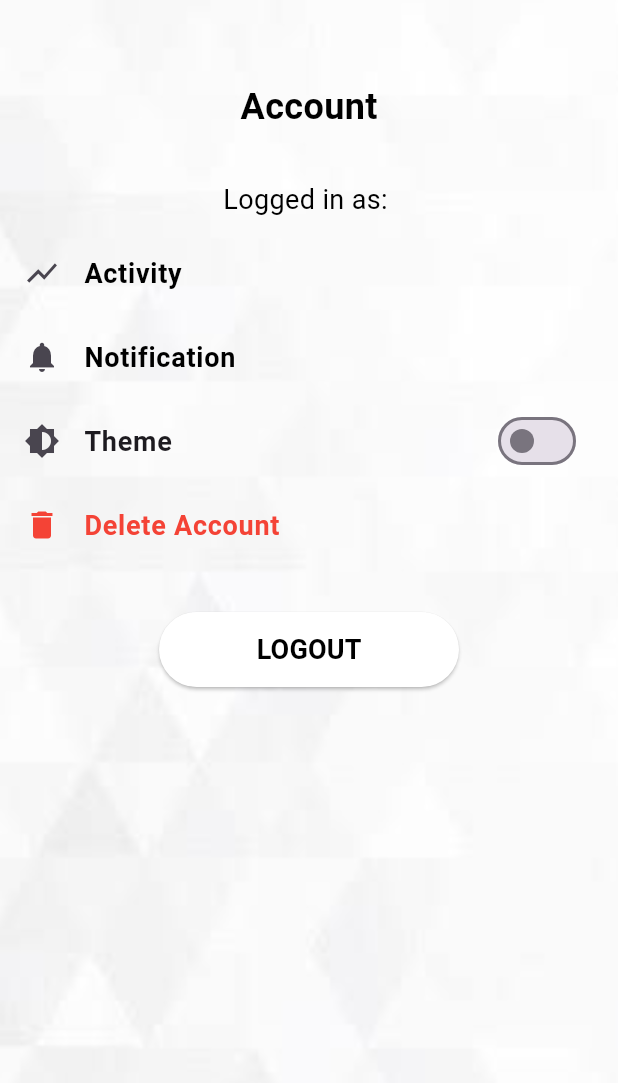
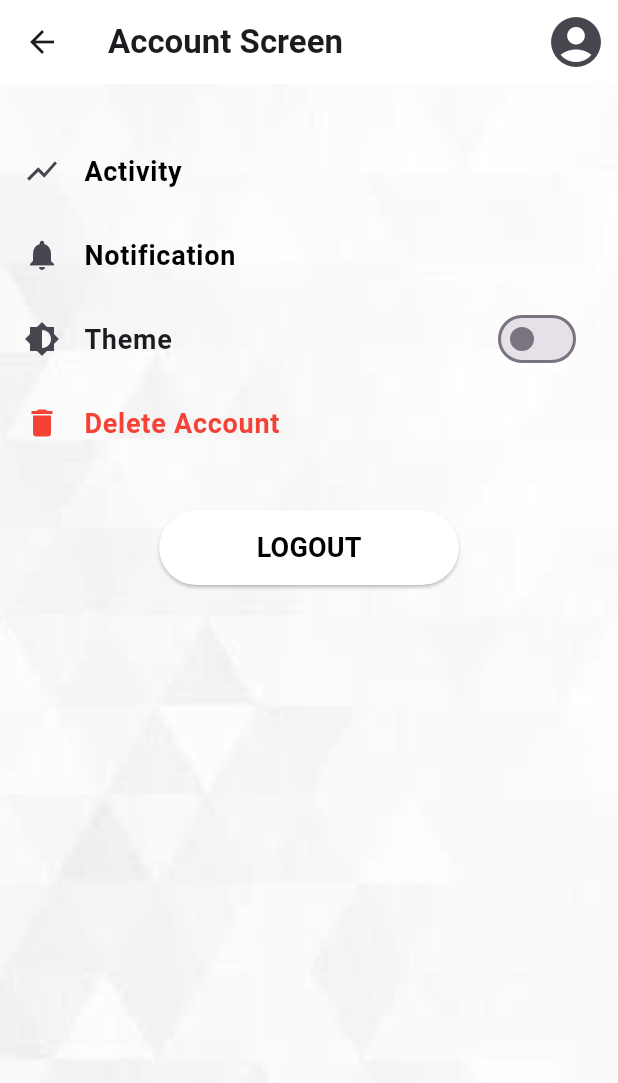
Before and after one commit to rutviknakum/we_spilit, a Flutter app: the AccountScreen screen opened directly, on a phone screen of 412 x 824 dp. Shown: the top 1083 px of the screen. Run offline on Flutter 3.47's test engine with Material 3 defaults, Android fonts, the phone set to English and light mode, and no system bars; our stand-ins replace cloud_firestore, firebase_auth, firebase_core, google_sign_in; missing offline and left inert: fuzzy; accounts and stored records are empty.

Commit message:
Many Changes

```diff
--- a/lib/Screen/AccountScreen.dart
+++ b/lib/Screen/AccountScreen.dart
@@ -17,10 +17,23 @@ class _AccountScreenState extends State<AccountScreen> {
 
   @override
   Widget build(BuildContext context) {
-    final userCredentials =
-        FirebaseAuth.instance.currentUser?.email ?? 'Unknown User';
-
     return Scaffold(
+      appBar: AppBar(
+        title: const Text(
+          'Account Screen',
+          style: TextStyle(fontWeight: FontWeight.bold),
+        ),
+        backgroundColor: Colors.white,
+        actions: [
+          IconButton(
+            icon: const Icon(Icons.account_circle),
+            iconSize: 40,
+            onPressed: () {
+              _showPopupMenu(context);
+            },
+          ),
+        ],
+      ),
       body: Stack(
         fit: StackFit.expand,
         children: [
@@ -33,35 +46,6 @@ class _AccountScreenState extends State<AccountScreen> {
             child: SingleChildScrollView(
               child: Column(
                 children: [
-                  const Padding(
-                    padding: EdgeInsets.symmetric(vertical: 24.0),
-                    child: Row(
-                      mainAxisAlignment: MainAxisAlignment.center,
-                      children: [
-                        Text(
-                          'Account',
-                          style: TextStyle(
-                            color: Colors.black,
-                            fontSize: 24,
-                            fontWeight: FontWeight.bold,
-                          ),
-                        ),
-                      ],
-                    ),
-                  ),
-                  Padding(
-                    padding: const EdgeInsets.symmetric(
-                        vertical: 8.0, horizontal: 10),
-                    child: Text(
-                      'Logged in as: $userCredentials',
-                      style: const TextStyle(
-                        color: Colors.black,
-                        fontSize: 18,
-                      ),
-                      maxLines: 1,
-                      overflow: TextOverflow.ellipsis,
-                    ),
-                  ),
                   _buildListTile(
                     context,
                     index: 0,
@@ -260,22 +244,18 @@ class _AccountScreenState extends State<AccountScreen> {
       },
     );
   }
+
+  // Function to show popup near account icon
+  void _showPopupMenu(BuildContext context) {
+    showMenu(
+      context: context,
+      position: RelativeRect.fromLTRB(100, 50, 0, 0), // Adjust the position
+      items: [
+        PopupMenuItem(
+          child: Text(
+              'Logged in as: ${FirebaseAuth.instance.currentUser?.email ?? 'Unknown User'}'),
+        ),
+      ],
+    );
+  }
 }
-
-class UserCredentials {
-  static final UserCredentials _instance = UserCredentials._internal();
-
-  String? _credentials;
-
-  factory UserCredentials() {
-    return _instance;
-  }
-
-  UserCredentials._internal();
-
-  void setCredentials(String credentials) {
-    _credentials = credentials;
-  }
-
-  String? get credentials => _credentials;
-}
--- a/lib/model/group_model.dart
+++ b/lib/model/group_model.dart
@@ -2,22 +2,28 @@ class GroupModel {
   String groupId;
   String groupName;
   String groupType;
+  List<String> friends; // Represents the list of group members
 
   GroupModel({
     required this.groupId,
     required this.groupName,
     required this.groupType,
+    required this.friends,
   });
 
+  // Factory constructor for creating a new GroupModel instance from JSON
   factory GroupModel.fromJson(Map<String, dynamic> json) => GroupModel(
         groupId: json["groupId"],
         groupName: json["groupName"],
         groupType: json["groupType"],
+        friends: List<String>.from(json["friends"] ?? []),
       );
 
+  // Method to convert the GroupModel instance to a JSON object
   Map<String, dynamic> toJson() => {
         "groupId": groupId,
         "groupName": groupName,
         "groupType": groupType,
+        "friends": friends, // Ensure friends are included in the JSON
       };
 }
--- a/pubspec.yaml
+++ b/pubspec.yaml
@@ -48,7 +48,7 @@ dependencies:
 dev_dependencies:
   flutter_test:
     sdk: flutter
-  flutter_launcher_icons: ^0.13.1
+  flutter_launcher_icons: ^0.14.1
 
 flutter_launcher_icons:
   android: "launcher_icon"
```
Also changed, not shown: lib/Screen/CreateGroupScreen.dart (+57 -71 lines), lib/Screen/GroupsScreen.dart (+98 -30 lines), lib/provider/friends_provider.dart (+28 -36 lines), pubspec.lock, 3 other files.
